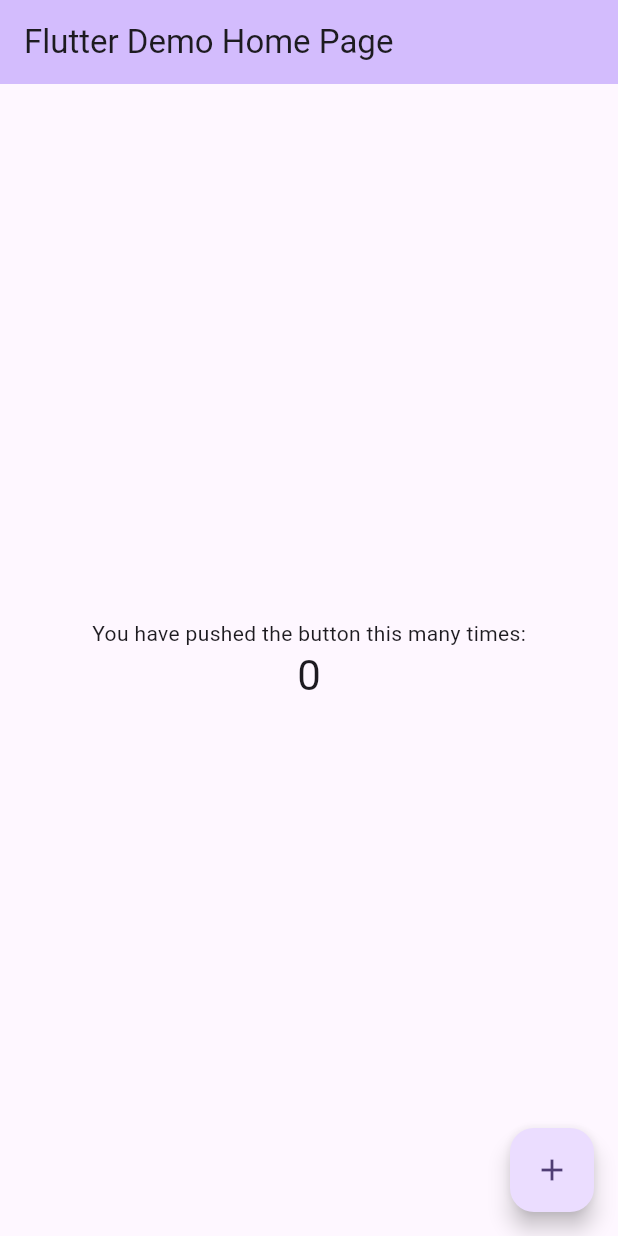
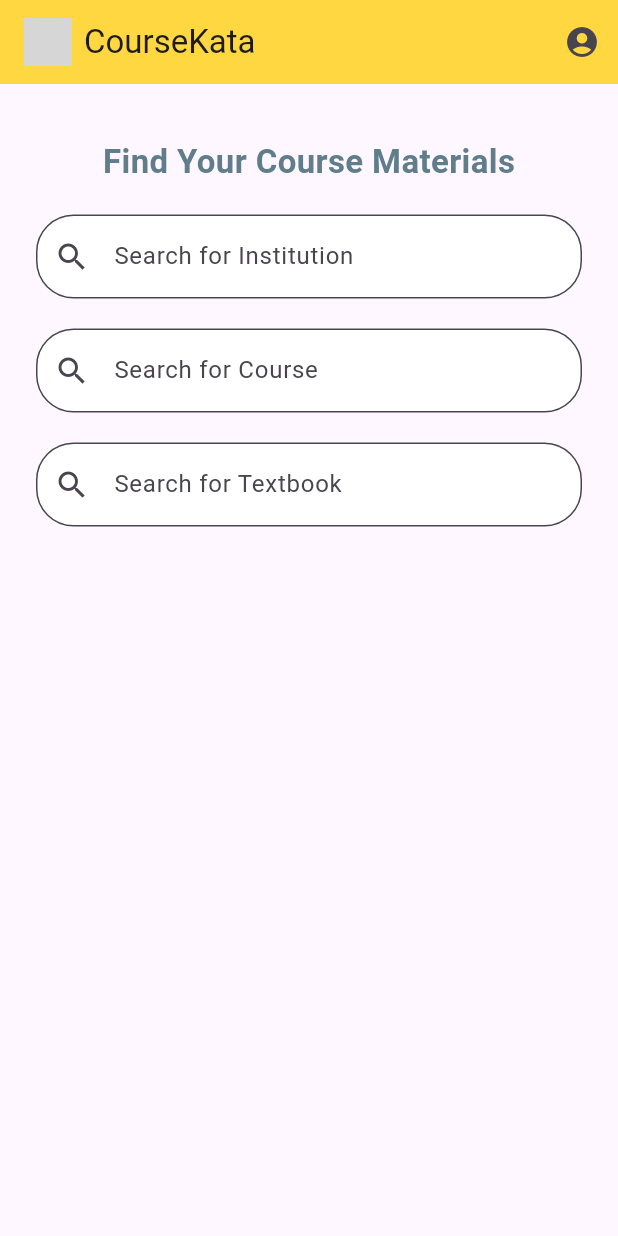
Before and after one commit to 9916bernard/DataFest, a Flutter app: the MyHomePage screen opened directly, on a phone screen of 412 x 824 dp. Run offline on Flutter 3.47's test engine with Material 3 defaults, Android fonts, the phone set to English and light mode, and no system bars; our stand-ins replace cloud_firestore, firebase_core, flutter_riverpod; accounts and stored records are empty; grey boxes are pictures that could not be loaded.

Commit message:
new folder datafest

```diff
--- a/Penncil/analysis_options.yaml
+++ b/Penncil/analysis_options.yaml
@@ -26,3 +26,6 @@ linter:
 
 # Additional information about this file can be found at
 # https://dart.dev/guides/language/analysis-options
+analyzer:
+  plugins:
+    - custom_lint
--- a/Penncil/lib/main.dart
+++ b/Penncil/lib/main.dart
@@ -1,125 +1,48 @@
 import 'package:flutter/material.dart';
+import 'package:firebase_core/firebase_core.dart';
+import 'package:flutter_riverpod/flutter_riverpod.dart';
+import 'package:cloud_firestore/cloud_firestore.dart';
 
-void main() {
-  runApp(const MyApp());
+void main() async {
+  WidgetsFlutterBinding.ensureInitialized();
+  await Firebase.initializeApp();
+  runApp(ProviderScope(child: MyApp()));
 }
 
 class MyApp extends StatelessWidget {
-  const MyApp({super.key});
-
-  // This widget is the root of your application.
   @override
   Widget build(BuildContext context) {
     return MaterialApp(
-      title: 'Flutter Demo',
-      theme: ThemeData(
-        // This is the theme of your application.
-        //
-        // TRY THIS: Try running your application with "flutter run". You'll see
-        // the application has a purple toolbar. Then, without quitting the app,
-        // try changing the seedColor in the colorScheme below to Colors.green
-        // and then invoke "hot reload" (save your changes or press the "hot
-        // reload" button in a Flutter-supported IDE, or press "r" if you used
-        // the command line to start the app).
-        //
-        // Notice that the counter didn't reset back to zero; the application
-        // state is not lost during the reload. To reset the state, use hot
-        // restart instead.
-        //
-        // This works for code too, not just values: Most code changes can be
-        // tested with just a hot reload.
-        colorScheme: ColorScheme.fromSeed(seedColor: Colors.deepPurple),
-        useMaterial3: true,
-      ),
-      home: const MyHomePage(title: 'Flutter Demo Home Page'),
+      title: 'Firebase Test',
+      home: FirestoreTestPage(),
     );
   }
 }
 
-class MyHomePage extends StatefulWidget {
-  const MyHomePage({super.key, required this.title});
+class FirestoreTestPage extends ConsumerWidget {
+  @override
+  Widget build(BuildContext context, WidgetRef ref) {
+    // Firestore data fetch
+    final firestoreData = ref.watch(firestoreDataProvider);
 
-  // This widget is the home page of your application. It is stateful, meaning
-  // that it has a State object (defined below) that contains fields that affect
-  // how it looks.
-
-  // This class is the configuration for the state. It holds the values (in this
-  // case the title) provided by the parent (in this case the App widget) and
-  // used by the build method of the State. Fields in a Widget subclass are
-  // always marked "final".
-
-  final String title;
-
-  @override
-  State<MyHomePage> createState() => _MyHomePageState();
-}
-
-class _MyHomePageState extends State<MyHomePage> {
-  int _counter = 0;
-
-  void _incrementCounter() {
-    setState(() {
-      // This call to setState tells the Flutter framework that something has
-      // changed in this State, which causes it to rerun the build method below
-      // so that the display can reflect the updated values. If we changed
-      // _counter without calling setState(), then the build method would not be
-      // called again, and so nothing would appear to happen.
-      _counter++;
-    });
-  }
-
-  @override
-  Widget build(BuildContext context) {
-    // This method is rerun every time setState is called, for instance as done
-    // by the _incrementCounter method above.
-    //
-    // The Flutter framework has been optimized to make rerunning build methods
-    // fast, so that you can just rebuild anything that needs updating rather
-    // than having to individually change instances of widgets.
     return Scaffold(
-      appBar: AppBar(
-        // TRY THIS: Try changing the color here to a specific color (to
-        // Colors.amber, perhaps?) and trigger a hot reload to see the AppBar
-        // change color while the other colors stay the same.
-        backgroundColor: Theme.of(context).colorScheme.inversePrimary,
-        // Here we take the value from the MyHomePage object that was created by
-        // the App.build method, and use it to set our appbar title.
-        title: Text(widget.title),
-      ),
+      appBar: AppBar(title: const Text('Firestore Test')),
       body: Center(
-        // Center is a layout widget. It takes a single child and positions it
-        // in the middle of the parent.
-        child: Column(
-          // Column is also a layout widget. It takes a list of children and
-          // arranges them vertically. By default, it sizes itself to fit its
-          // children horizontally, and tries to be as tall as its parent.
-          //
-          // Column has various properties to control how it sizes itself and
-          // how it positions its children. Here we use mainAxisAlignment to
-          // center the children vertically; the main axis here is the vertical
-          // axis because Columns are vertical (the cross axis would be
-          // horizontal).
-          //
-          // TRY THIS: Invoke "debug painting" (choose the "Toggle Debug Paint"
-          // action in the IDE, or press "p" in the console), to see the
-          // wireframe for each widget.
-          mainAxisAlignment: MainAxisAlignment.center,
-          children: <Widget>[
-            const Text(
-              'You have pushed the button this many times:',
-            ),
-            Text(
-              '$_counter',
-              style: Theme.of(context).textTheme.headlineMedium,
-            ),
-          ],
+        child: firestoreData.when(
+          data: (String message) => Text(message),
+          loading: () => CircularProgressIndicator(),
+          error: (error, stack) => Text('Error: $error'),
         ),
       ),
-      floatingActionButton: FloatingActionButton(
-        onPressed: _incrementCounter,
-        tooltip: 'Increment',
-        child: const Icon(Icons.add),
-      ), // This trailing comma makes auto-formatting nicer for build methods.
     );
   }
 }
+
+// Firestore data provider
+final firestoreDataProvider = FutureProvider<String>((ref) async {
+  final snapshot = await FirebaseFirestore.instance.collection('courses').get();
+  if (snapshot.docs.isNotEmpty) {
+    return snapshot.docs.first.get('name');
+  }
+  throw Exception('No data found');
+});
--- /dev/null
+++ b/datafest/lib/home.dart
@@ -0,0 +1,86 @@
+import 'package:flutter/material.dart';
+
+class MyHomePage extends StatefulWidget {
+  const MyHomePage({super.key, required this.title});
+
+  final String title;
+
+  @override
+  State<MyHomePage> createState() => _MyHomePageState();
+}
+
+class _MyHomePageState extends State<MyHomePage> {
+  @override
+  Widget build(BuildContext context) {
+    return Scaffold(
+      appBar: AppBar(
+        backgroundColor: Colors.amberAccent,
+        title: Row(
+          children: [
+            Image.asset(
+              'assets/kata_icon.png', // Replace with your icon asset
+              fit: BoxFit.contain,
+              height: 32,
+            ),
+            Container(
+              padding: const EdgeInsets.all(8.0),
+              child: Text(widget.title),
+            )
+          ],
+        ),
+        actions: <Widget>[
+          IconButton(
+            icon: Icon(Icons.account_circle),
+            onPressed: () {
+              // Implement profile action
+            },
+          ),
+        ],
+      ),
+      body: Container(
+        padding: const EdgeInsets.symmetric(vertical: 16.0, horizontal: 24.0),
+        child: Column(
+          children: <Widget>[
+            SizedBox(height: 20),
+            Text(
+              'Find Your Course Materials',
+              style: TextStyle(
+                  fontSize: 22,
+                  fontWeight: FontWeight.bold,
+                  color: Colors.blueGrey),
+            ),
+            SizedBox(height: 20),
+            SearchField(title: 'Search for Institution'),
+            SizedBox(height: 20),
+            SearchField(title: 'Search for Course'),
+            SizedBox(height: 20),
+            SearchField(title: 'Search for Textbook'),
+            // Add more widgets as needed
+          ],
+        ),
+      ),
+    );
+  }
+}
+
+class SearchField extends StatelessWidget {
+  final String title;
+
+  const SearchField({required this.title});
+
+  @override
+  Widget build(BuildContext context) {
+    return TextField(
+      decoration: InputDecoration(
+        labelText: title,
+        fillColor: Colors.white,
+        filled: true,
+        border: OutlineInputBorder(
+          borderRadius: BorderRadius.circular(25.0),
+          borderSide: BorderSide(),
+        ),
+        prefixIcon: Icon(Icons.search),
+      ),
+    );
+  }
+}
--- /dev/null
+++ b/datafest/lib/main.dart
@@ -0,0 +1,37 @@
+import 'package:datafest/home.dart'; // Make sure this import points to the actual location of your home.dart
+import 'package:flutter/material.dart';
+
+void main() {
+  runApp(const MyApp());
+}
+
+class MyApp extends StatelessWidget {
+  const MyApp({super.key});
+
+  @override
+  Widget build(BuildContext context) {
+    return MaterialApp(
+      title: 'CourseKata',
+      theme: ThemeData(
+        primarySwatch: Colors.blue,
+        colorScheme: ColorScheme.fromSwatch(
+          primarySwatch: Colors.blue,
+          accentColor: Colors.redAccent,
+        ),
+        useMaterial3: true,
+        textTheme: const TextTheme(
+          // Define the default brightness and colors.
+          headline1: TextStyle(
+              fontSize: 22.0,
+              fontWeight: FontWeight.bold,
+              color: Colors.blueGrey),
+          // You can add more text styling that fits your design
+        ),
+        // You can add more theme data that fits your design
+      ),
+      home: const MyHomePage(title: 'CourseKata'),
+    );
+  }
+}
+
+// ...Include your MyHomePage class here...
```
Also changed, not shown: Penncil/pubspec.yaml (+9 -0 lines), datafest/analysis_options.yaml (added, +28 -0 lines), datafest/pubspec.yaml (added, +90 -0 lines), Penncil/pubspec.lock, datafest/assets/kata_icon.png (added), datafest/pubspec.lock (added), 141 other files.
